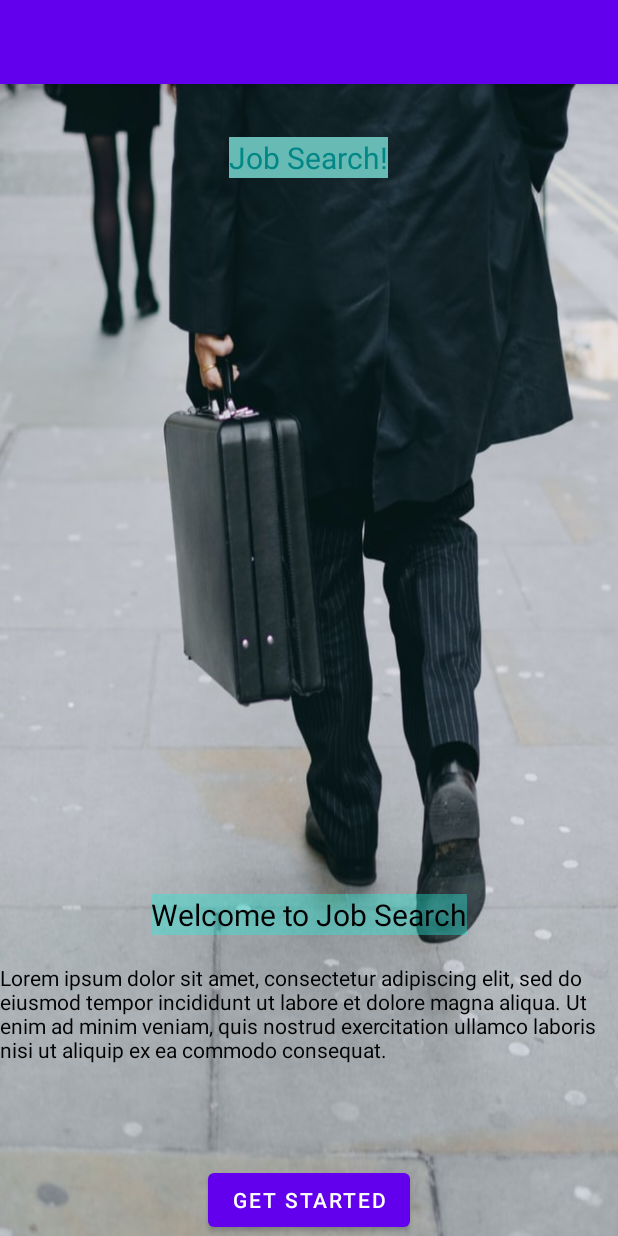
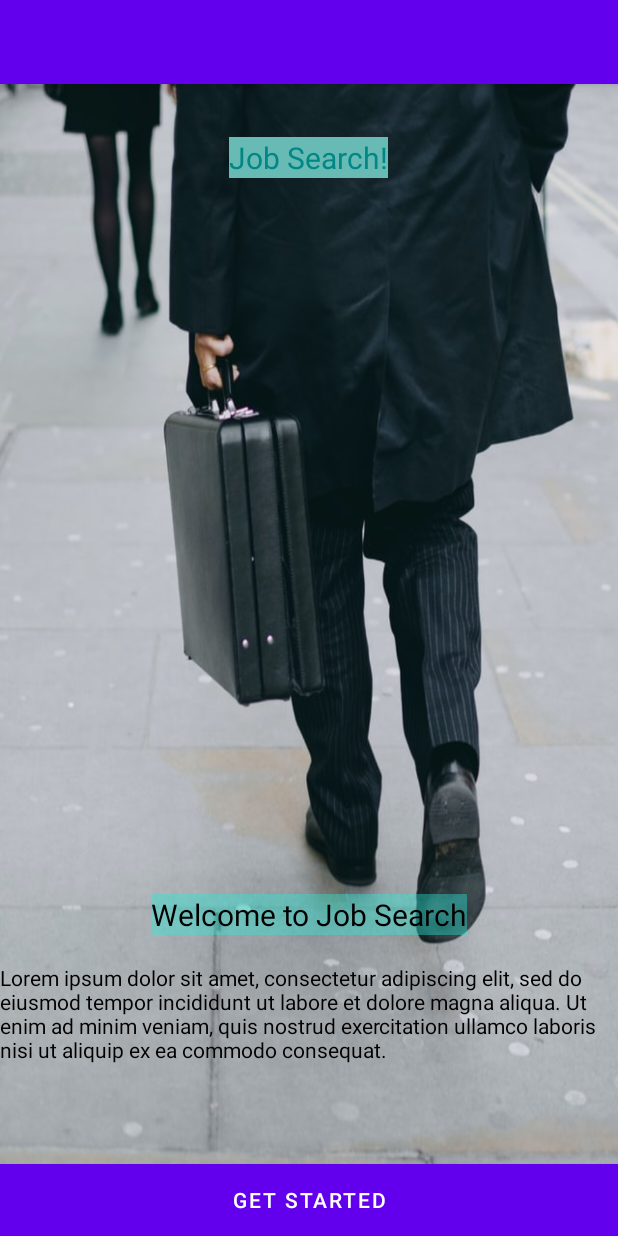
Before and after one commit to deepeters/job-search, an Android app: the screen it shows after launch (MainActivity), on a phone screen of 412 x 824 dp. Run offline under Robolectric (Android 15) with nearby library versions, the light colour scheme and no system bars.

Commit message:
This commit adds the second activity

```diff
--- a/app/src/main/AndroidManifest.xml
+++ b/app/src/main/AndroidManifest.xml
@@ -9,6 +9,7 @@
         android:roundIcon="@mipmap/ic_launcher_round"
         android:supportsRtl="true"
         android:theme="@style/Theme.JobSearch">
+        <activity android:name=".GeneralActivity"></activity>
         <activity android:name=".MainActivity">
             <intent-filter>
                 <action android:name="android.intent.action.MAIN" />
--- a/app/src/main/java/com/example/jobsearch/MainActivity.java
+++ b/app/src/main/java/com/example/jobsearch/MainActivity.java
@@ -2,6 +2,7 @@
 
 import androidx.appcompat.app.AppCompatActivity;
 
+import android.content.Intent;
 import android.os.Bundle;
 import android.view.View;
 import android.widget.Button;
@@ -20,7 +21,8 @@
             mgetStartedButton.setOnClickListener(new View.OnClickListener() {
                 @Override
                 public void onClick(View v) {
-                    Toast.makeText(MainActivity.this, "Hello World!", Toast.LENGTH_LONG).show();
+                    Intent intent = new Intent(MainActivity.this, GeneralActivity.class);
+                    startActivity(intent);
                 }
             });
     }
--- a/app/src/main/res/layout/activity_main.xml
+++ b/app/src/main/res/layout/activity_main.xml
@@ -39,10 +39,12 @@
 
     <Button
         android:id="@+id/getStartedButton"
-        android:layout_width="wrap_content"
+        android:layout_width="match_parent"
         android:layout_height="wrap_content"
         android:layout_alignParentBottom="true"
         android:layout_centerHorizontal="true"
-        android:text="GET STARTED" />
+        android:background="@color/teal_700"
+        android:text="GET STARTED"
+        app:iconTint="#03A9F4" />
 
 </RelativeLayout>
```
Also changed, not shown: app/src/main/java/com/example/jobsearch/GeneralActivity.java (added, +14 -0 lines), app/src/main/res/layout/activity_general.xml (added, +9 -0 lines).
